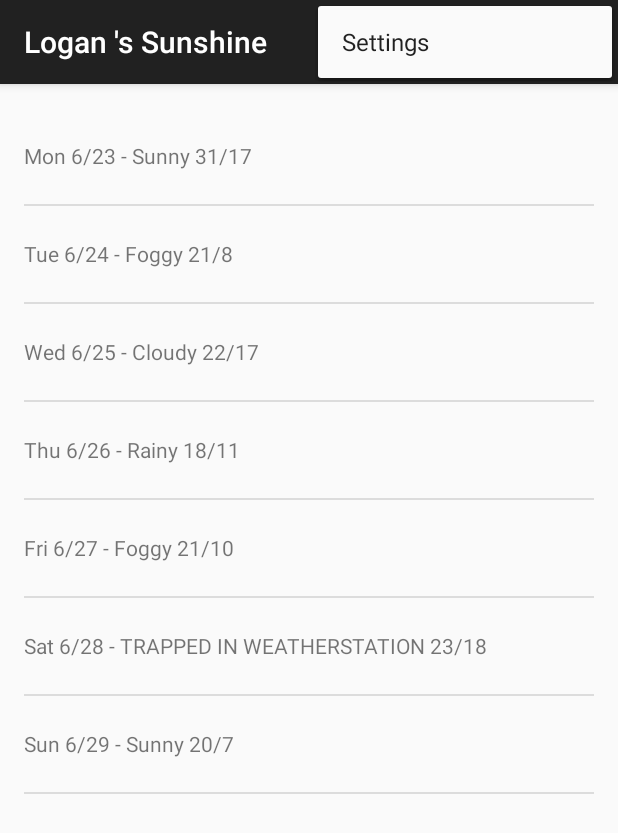
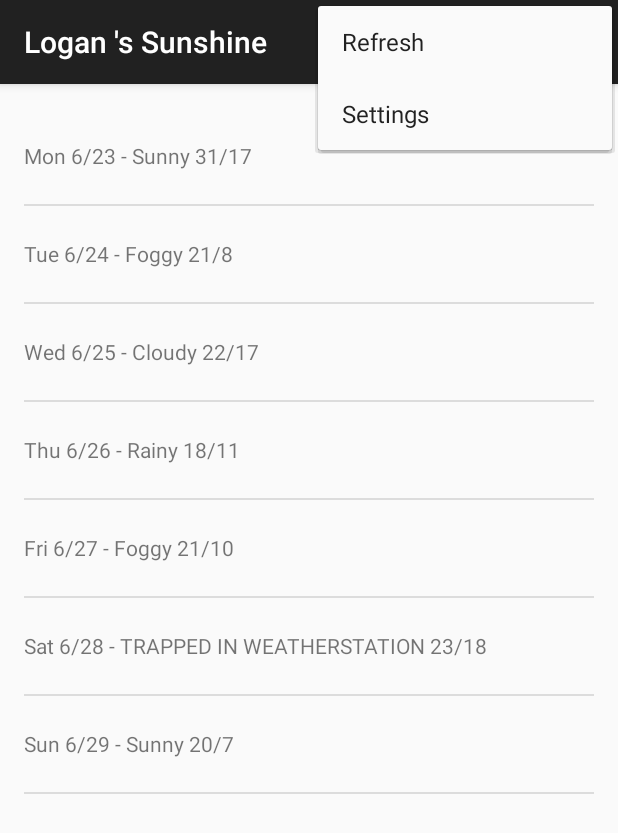
Before and after one commit to lcooper2/LoganSunshine, an Android app: the screen it shows after launch (MainActivity), with the options menu open, on a phone screen of 412 x 824 dp. Shown: the top 833 px of the screen. Run offline under Robolectric (Android 15) with nearby library versions, the phone set to English and light mode, and no system bars.

Commit message:
Detail Activity

```diff
--- a/app/build.gradle
+++ b/app/build.gradle
@@ -17,6 +17,9 @@ android {
             proguardFiles getDefaultProguardFile('proguard-android.txt'), 'proguard-rules.pro'
         }
     }
+    buildTypes.each {
+        it.buildConfigField "String", "OPEN_WEATHER_MAP_API_KEY", "\"=e028f103a0e3b9912133e6ffb408bef7\""
+    }
 }
 
 dependencies {
--- a/app/src/main/java/com/example/android/sunshine/app/MainActivity.java
+++ b/app/src/main/java/com/example/android/sunshine/app/MainActivity.java
@@ -1,19 +1,9 @@
 package com.example.android.sunshine.app;
 
+import android.os.Bundle;
 import android.support.v7.app.ActionBarActivity;
-import android.support.v4.app.Fragment;
-import android.os.Bundle;
-import android.view.LayoutInflater;
 import android.view.Menu;
 import android.view.MenuItem;
-import android.view.View;
-import android.view.ViewGroup;
-import android.widget.ArrayAdapter;
-import android.widget.ListView;
-
-import java.util.ArrayList;
-import java.util.Arrays;
-import java.util.List;
 
 
 public class MainActivity extends ActionBarActivity {
@@ -21,10 +11,10 @@ public class MainActivity extends ActionBarActivity {
     @Override
     protected void onCreate(Bundle savedInstanceState) {
         super.onCreate(savedInstanceState);
-        setContentView(R.layout.activity_main);
+        setContentView(R.layout.main_activity_fragment_container);
         if (savedInstanceState == null) {
             getSupportFragmentManager().beginTransaction()
-                    .add(R.id.container, new PlaceholderFragment())
+                    .add(R.id.container, new ForecastFragment())
                     .commit();
         }
     }
@@ -50,41 +40,4 @@ public class MainActivity extends ActionBarActivity {
 
         return super.onOptionsItemSelected(item);
     }
-
-    /**
-     * A placeholder fragment containing a simple view.
-     */
-    public static class PlaceholderFragment extends Fragment {
-
-        ArrayAdapter<String> mForecastAdapter;
-
-        public PlaceholderFragment() {
-        }
-
-        @Override
-        public View onCreateView(LayoutInflater inflater, ViewGroup container,
-                                 Bundle savedInstanceState) {
-            // Dummy Data
-            String[] data = {
-                    "Mon 6/23 - Sunny 31/17",
-                    "Tue 6/24 - Foggy 21/8",
-                    "Wed 6/25 - Cloudy 22/17",
-                    "Thu 6/26 - Rainy 18/11",
-                    "Fri 6/27 - Foggy 21/10",
-                    "Sat 6/28 - TRAPPED IN WEATHERSTATION 23/18",
-                    "Sun 6/29 - Sunny 20/7"
-            };
-            // Turn data into an arraylist and create its adapter
-            List<String> weekForecast = new ArrayList<String>(Arrays.asList(data));
-            mForecastAdapter = new ArrayAdapter<String>(getActivity(), R.layout.list_item_forecast, R.id.list_item_forecast_textview, weekForecast);
-
-            View rootView = inflater.inflate(R.layout.fragment_main, container, false);
-
-            // Create a listview and assign it an adapter
-            ListView listView = (ListView) rootView.findViewById(R.id.listview_forecast);
-            listView.setAdapter(mForecastAdapter);
-
-            return rootView;
-        }
-    }
 }
--- a/app/src/main/res/layout/activity_main.xml
+++ /dev/null
@@ -1,4 +0,0 @@
-<FrameLayout xmlns:android="http://schemas.android.com/apk/res/android"
-    xmlns:tools="http://schemas.android.com/tools" android:id="@+id/container"
-    android:layout_width="match_parent" android:layout_height="match_parent"
-    tools:context=".MainActivity" tools:ignore="MergeRootFrame" />
--- a/app/src/main/res/layout/fragment_main.xml
+++ b/app/src/main/res/layout/forecast_fragment.xml
@@ -4,7 +4,7 @@
     android:paddingRight="@dimen/activity_horizontal_margin"
     android:paddingTop="@dimen/activity_vertical_margin"
     android:paddingBottom="@dimen/activity_vertical_margin"
-    tools:context=".MainActivity$PlaceholderFragment">
+    tools:context=".MainActivity">
 
     <ListView
         android:id="@+id/listview_forecast"
--- /dev/null
+++ b/app/src/main/res/layout/main_activity_fragment_container.xml
@@ -0,0 +1,7 @@
+<FrameLayout xmlns:android="http://schemas.android.com/apk/res/android"
+    xmlns:tools="http://schemas.android.com/tools"
+             android:id="@+id/container"
+    android:layout_width="match_parent"
+             android:layout_height="match_parent"
+    tools:context=".MainActivity"
+             tools:ignore="MergeRootFrame" />
--- /dev/null
+++ b/app/src/main/res/menu/forcast_fragment.xml
@@ -0,0 +1,9 @@
+<?xml version="1.0" encoding="utf-8"?>
+<menu xmlns:android="http://schemas.android.com/apk/res/android"
+      xmlns:app="http://schemas.android.com/apk/res-auto">
+
+    <item android:id="@+id/action_refresh"
+          android:title="@string/refresh"
+          app:showAsAction="never"/>
+
+</menu>
--- a/app/src/main/res/values/strings.xml
+++ b/app/src/main/res/values/strings.xml
@@ -4,5 +4,6 @@
     <string name="app_name">Logan \'s Sunshine</string>
     <string name="hello_world">Hello world!</string>
     <string name="action_settings">Settings</string>
+    <string name="refresh">Refresh</string>
 
 </resources>
```
Also changed, not shown: app/src/main/AndroidManifest.xml (+9 -6 lines), app/src/main/java/com/example/android/sunshine/app/DetailFragmentActivity.java (added, +37 -0 lines), app/src/main/java/com/example/android/sunshine/app/ForecastFragment.java (added, +279 -0 lines), app/src/main/res/layout/detail_fragment.xml (added, +12 -0 lines), app/src/main/res/layout/detail_fragment_activity.xml (added, +10 -0 lines), app/src/main/res/layout/listview_item_forecast.xml (renamed from app/src/main/res/layout/list_item_forecast.xml).
